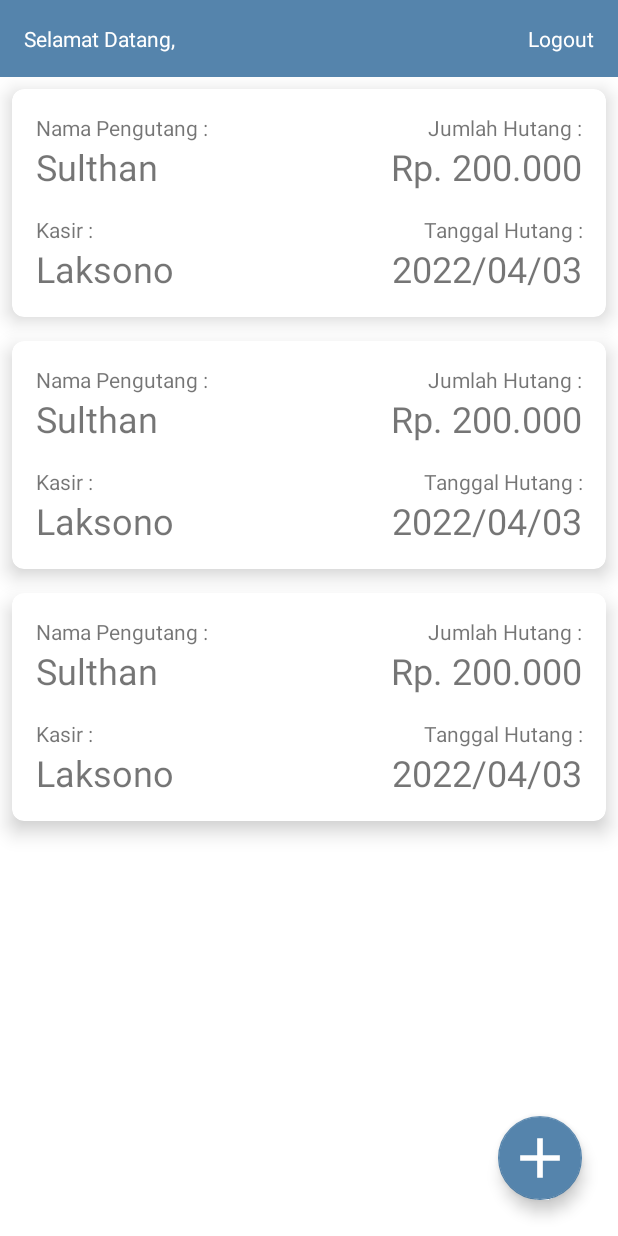
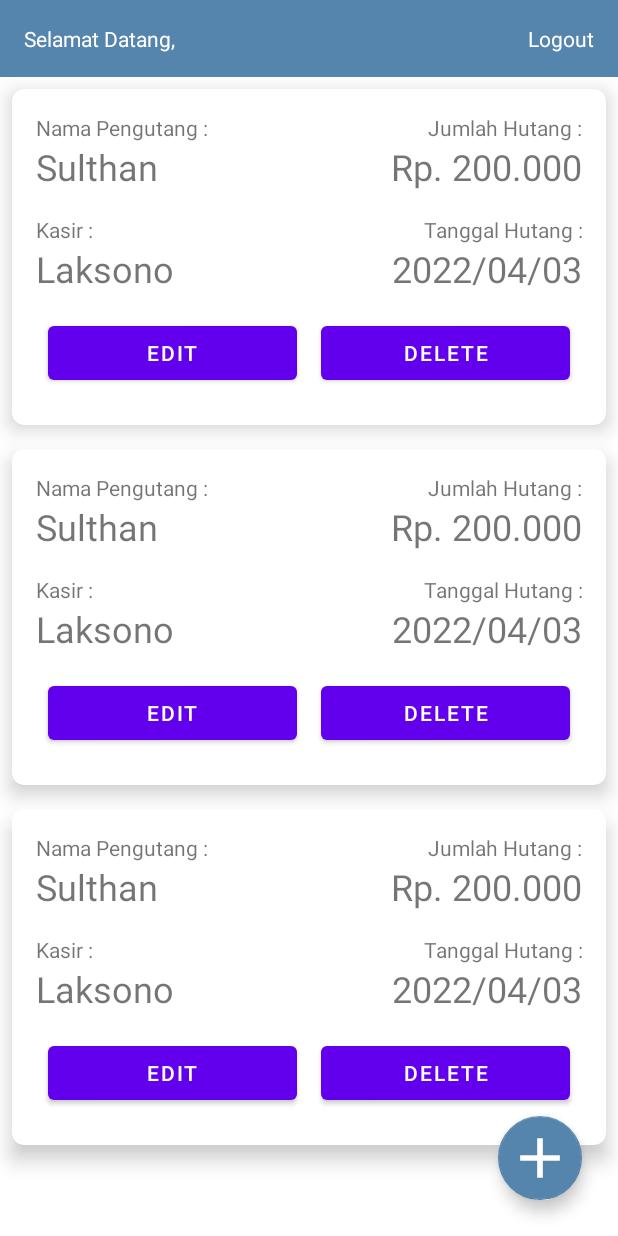
Before and after one commit to Than1st/CatatanHutang-ChallengesChapter4, an Android app: the layout fragment_homepage.xml on its own in the app's theme, with its tools: preview values and no code run, on a phone screen of 412 x 824 dp. Run offline under Robolectric (Android 15) with nearby library versions, the phone set to English and light mode, and no system bars.

Commit message:
Major Update

```diff
--- a/app/build.gradle
+++ b/app/build.gradle
@@ -50,6 +50,7 @@ dependencies {
 
     //coroutines
     implementation 'org.jetbrains.kotlinx:kotlinx-coroutines-android:1.5.2'
+    implementation "androidx.lifecycle:lifecycle-runtime-ktx:2.4.1"
     //room
     implementation "androidx.room:room-runtime:2.4.2"
     annotationProcessor "androidx.room:room-compiler:2.4.2"
--- a/app/src/main/java/com/than/challengeschapter4catatanhutang/MainActivity.kt
+++ b/app/src/main/java/com/than/challengeschapter4catatanhutang/MainActivity.kt
@@ -3,9 +3,6 @@ package com.than.challengeschapter4catatanhutang
 import androidx.appcompat.app.AppCompatActivity
 import android.os.Bundle
 import com.than.challengeschapter4catatanhutang.databinding.ActivityMainBinding
-import com.than.challengeschapter4catatanhutang.model.Pengutang
-import java.text.SimpleDateFormat
-import java.util.*
 
 class MainActivity : AppCompatActivity() {
     lateinit var binding : ActivityMainBinding
--- a/app/src/main/java/com/than/challengeschapter4catatanhutang/dao/KasirDao.kt
+++ b/app/src/main/java/com/than/challengeschapter4catatanhutang/dao/KasirDao.kt
@@ -2,7 +2,7 @@ package com.than.challengeschapter4catatanhutang.dao
 
 import androidx.room.*
 import androidx.room.OnConflictStrategy.REPLACE
-import com.than.challengeschapter4catatanhutang.model.Kasir
+import com.than.challengeschapter4catatanhutang.data.Kasir
 
 @Dao
 interface KasirDao {
--- a/app/src/main/java/com/than/challengeschapter4catatanhutang/dao/PengutangDao.kt
+++ b/app/src/main/java/com/than/challengeschapter4catatanhutang/dao/PengutangDao.kt
@@ -2,7 +2,7 @@ package com.than.challengeschapter4catatanhutang.dao
 
 import androidx.room.*
 import androidx.room.OnConflictStrategy.REPLACE
-import com.than.challengeschapter4catatanhutang.model.Pengutang
+import com.than.challengeschapter4catatanhutang.data.Pengutang
 
 @Dao
 interface PengutangDao {
--- a/app/src/main/java/com/than/challengeschapter4catatanhutang/model/Kasir.kt
+++ b/app/src/main/java/com/than/challengeschapter4catatanhutang/data/Kasir.kt
@@ -1,4 +1,4 @@
-package com.than.challengeschapter4catatanhutang.model
+package com.than.challengeschapter4catatanhutang.data
 
 import android.os.Parcelable
 import androidx.room.ColumnInfo
--- a/app/src/main/java/com/than/challengeschapter4catatanhutang/model/Pengutang.kt
+++ b/app/src/main/java/com/than/challengeschapter4catatanhutang/data/Pengutang.kt
@@ -1,11 +1,10 @@
-package com.than.challengeschapter4catatanhutang.model
+package com.than.challengeschapter4catatanhutang.data
 
 import android.os.Parcelable
 import androidx.room.ColumnInfo
 import androidx.room.Entity
 import androidx.room.PrimaryKey
 import kotlinx.android.parcel.Parcelize
-import java.util.*
 
 @Entity
 @Parcelize
--- a/app/src/main/java/com/than/challengeschapter4catatanhutang/database/UtangDatabase.kt
+++ b/app/src/main/java/com/than/challengeschapter4catatanhutang/database/UtangDatabase.kt
@@ -6,8 +6,8 @@ import androidx.room.Room
 import androidx.room.RoomDatabase
 import com.than.challengeschapter4catatanhutang.dao.KasirDao
 import com.than.challengeschapter4catatanhutang.dao.PengutangDao
-import com.than.challengeschapter4catatanhutang.model.Kasir
-import com.than.challengeschapter4catatanhutang.model.Pengutang
+import com.than.challengeschapter4catatanhutang.data.Kasir
+import com.than.challengeschapter4catatanhutang.data.Pengutang
 
 @Database(entities = [Pengutang::class, Kasir::class], version = 1)
 abstract class UtangDatabase : RoomDatabase() {
@@ -16,7 +16,7 @@ abstract class UtangDatabase : RoomDatabase() {
     companion object{
         private var INSTANCE: UtangDatabase? = null
         fun getInstance(context: Context):UtangDatabase?{
-            if(INSTANCE != null){
+            if(INSTANCE == null){
                 synchronized(UtangDatabase::class){
                     INSTANCE = Room.databaseBuilder(context.applicationContext, UtangDatabase::class.java, "utangDatabase.db").build()
                 }
--- a/app/src/main/res/layout/fragment_homepage.xml
+++ b/app/src/main/res/layout/fragment_homepage.xml
@@ -14,6 +14,7 @@
         android:id="@+id/rv_homepage"
         android:layout_width="match_parent"
         android:layout_height="0dp"
+        app:layoutManager="androidx.recyclerview.widget.LinearLayoutManager"
         tools:listitem="@layout/list_utang_item"
         app:layout_constraintTop_toBottomOf="@id/toolbar"
         app:layout_constraintBottom_toBottomOf="parent"/>
--- a/app/src/main/res/layout/list_utang_item.xml
+++ b/app/src/main/res/layout/list_utang_item.xml
@@ -96,5 +96,28 @@
                 android:text="2022/04/03"
                 app:layout_constraintEnd_toEndOf="parent"/>
         </LinearLayout>
+        <LinearLayout
+            android:layout_weight="1"
+            android:layout_width="match_parent"
+            android:layout_height="match_parent"
+            android:layout_marginTop="8dp"
+            android:orientation="horizontal">
+            <Button
+                android:layout_weight="1"
+                android:id="@+id/btn_edit"
+                android:layout_width="150dp"
+                android:layout_height="match_parent"
+                android:layout_margin="8dp"
+                android:text="Edit"
+                app:layout_constraintStart_toStartOf="parent"/>
+            <Button
+                android:layout_weight="1"
+                android:id="@+id/btn_delete"
+                android:layout_width="150dp"
+                android:layout_height="match_parent"
+                android:layout_margin="8dp"
+                android:text="Delete"
+                app:layout_constraintEnd_toEndOf="parent"/>
+        </LinearLayout>
     </LinearLayout>
 </androidx.cardview.widget.CardView>
```
Also changed, not shown: app/src/main/java/com/than/challengeschapter4catatanhutang/HomepageFragment.kt (+30 -7 lines), app/src/main/java/com/than/challengeschapter4catatanhutang/LoginFragment.kt (added, +59 -0 lines), app/src/main/java/com/than/challengeschapter4catatanhutang/RegisterFragment.kt (added, +59 -0 lines), app/src/main/java/com/than/challengeschapter4catatanhutang/adapter/PengutangAdapter.kt (+6 -4 lines), app/src/main/res/layout/form_add_pengutang.xml (+12 -2 lines), app/src/main/res/layout/fragment_login.xml (added, +14 -0 lines), app/src/main/res/layout/fragment_register.xml (added, +14 -0 lines).
